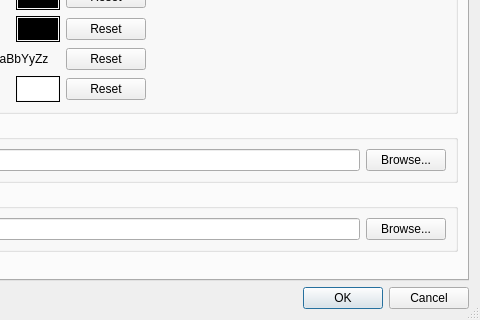
Before: the Qt Designer form optionsdialog.ui in vos/qsm, drawn with Qt 5; both pictures show x 160 to 640 and y 160 to 480 of the 640 by 480 pixel window.
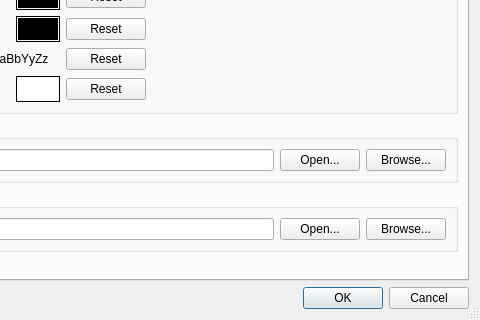
After: the same form once the commit is applied.

Commit message: open slideshows and images directory

Patch:
```diff
--- a/optionsdialog.ui
+++ b/optionsdialog.ui
@@ -395,6 +395,13 @@
           <item>
            <widget class="QLineEdit" name="slideshowsDirectoryLineEdit"/>
           </item>
+          <item>
+           <widget class="QPushButton" name="openSlideshowsDirectoryPushButton">
+            <property name="text">
+             <string>Open...</string>
+            </property>
+           </widget>
+          </item>
           <item>
            <widget class="QPushButton" name="slideshowsDirectoryPushButton">
             <property name="text">
@@ -423,6 +430,13 @@
           <item>
            <widget class="QLineEdit" name="imagesDirectoryLineEdit"/>
           </item>
+          <item>
+           <widget class="QPushButton" name="openImagesDirectoryPushButton">
+            <property name="text">
+             <string>Open...</string>
+            </property>
+           </widget>
+          </item>
           <item>
            <widget class="QPushButton" name="imagesDirectoryPushButton">
             <property name="text">
```
The commit also changes 2 other files.
